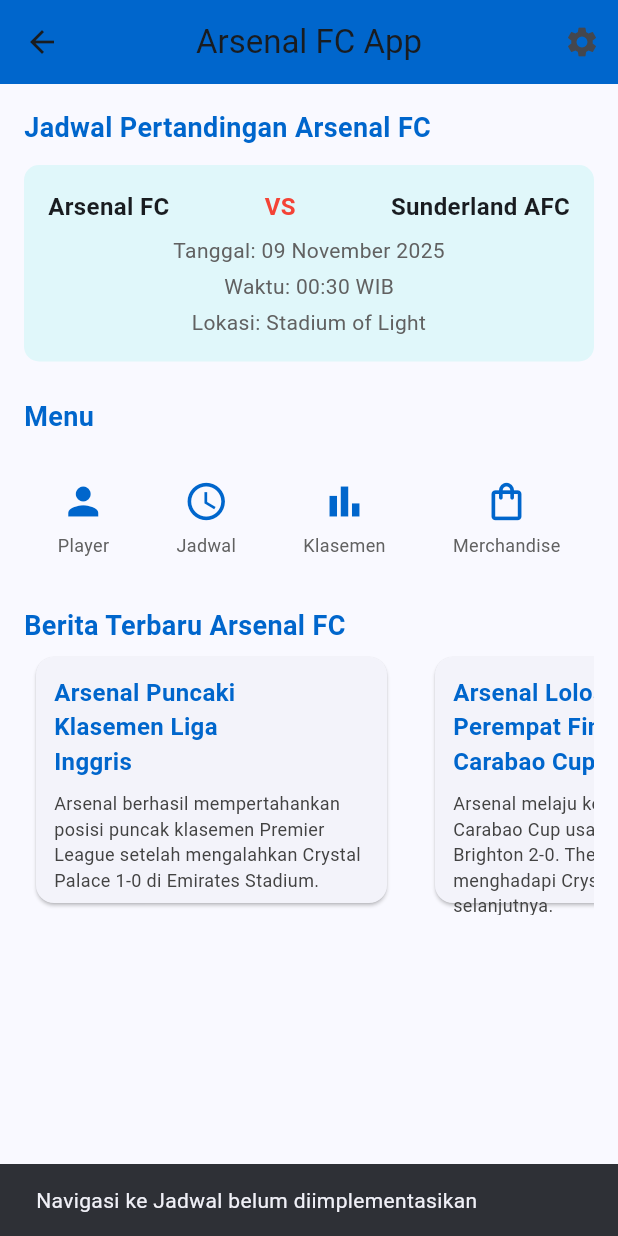
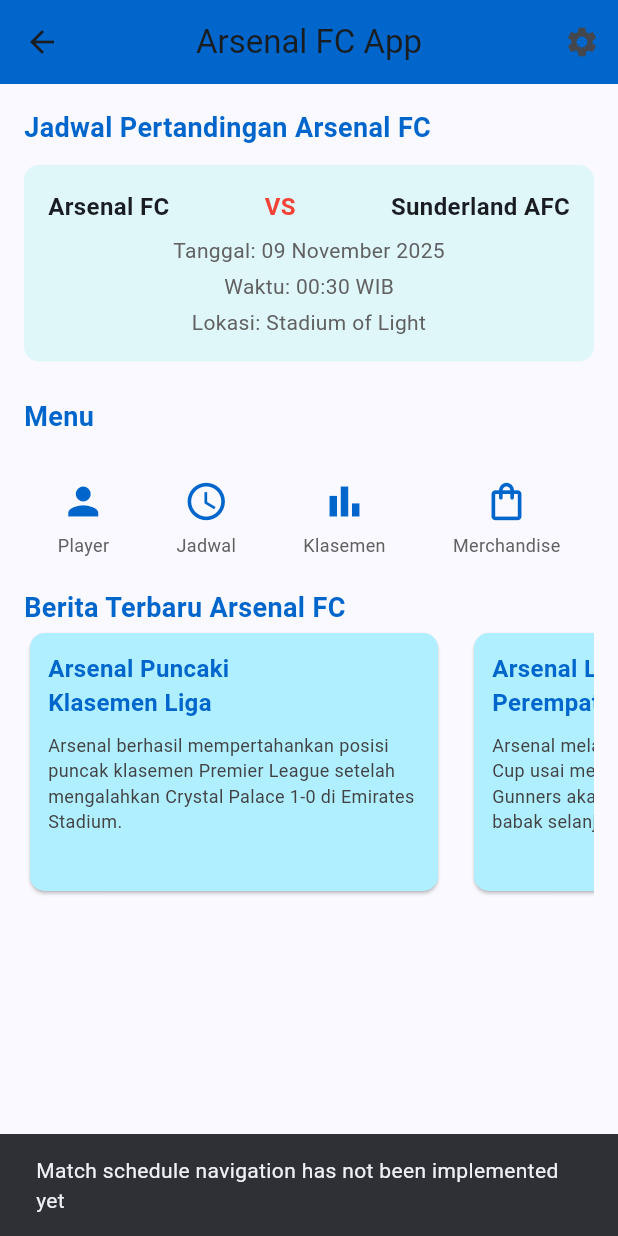
Before and after one commit to taworld-star/AplikasiBola_0040, a Flutter app: the screen it shows after launch, after a tap on "Jadwal", on a phone screen of 412 x 824 dp. Run offline on Flutter 3.47's test engine with Material 3 defaults, Android fonts, the light colour scheme and no system bars.

Commit message:
home page revisi

```diff
--- a/lib/home_page.dart
+++ b/lib/home_page.dart
@@ -32,35 +32,35 @@
   void _navigateToPlayer(BuildContext context) {
     // Navigator.pushNamed(context, '/player_list'); // Example route
     ScaffoldMessenger.of(context).showSnackBar(
-      const SnackBar(content: Text('Navigasi ke Player belum diimplementasikan')),
+      const SnackBar(content: Text('Player navigation has not been implemented yet')),
     );
   }
 
   void _navigateToJadwal(BuildContext context) {
     // Navigator.pushNamed(context, '/jadwal'); // Example route
     ScaffoldMessenger.of(context).showSnackBar(
-      const SnackBar(content: Text('Navigasi ke Jadwal belum diimplementasikan')),
+      const SnackBar(content: Text('Match schedule navigation has not been implemented yet')),
     );
   }
 
   void _navigateToKlasemen(BuildContext context) {
     // Navigator.pushNamed(context, '/klasemen'); // Example route
     ScaffoldMessenger.of(context).showSnackBar(
-      const SnackBar(content: Text('Navigasi ke Klasemen belum diimplementasikan')),
+      const SnackBar(content: Text('League standings navigation has not been implemented yet')),
     );
   }
 
   void _navigateToMerchandise(BuildContext context) {
     // Navigator.pushNamed(context, '/merchandise'); // Example route
     ScaffoldMessenger.of(context).showSnackBar(
-      const SnackBar(content: Text('Navigasi ke Merchandise belum diimplementasikan')),
+      const SnackBar(content: Text('Merchandise navigation has not been implemented yet')),
     );
   }
 
   void _navigateToSettings(BuildContext context) {
     // Navigator.pushNamed(context, '/settings'); // Example route
     ScaffoldMessenger.of(context).showSnackBar(
-      const SnackBar(content: Text('Navigasi ke Pengaturan belum diimplementasikan')),
+      const SnackBar(content: Text('Settings navigation has not been implemented yet')),
     );
   }
 
@@ -69,7 +69,7 @@
     return Scaffold(
       appBar: AppBar(
         title: const Text('Arsenal FC App'), // Matches the image
-        backgroundColor: Theme.of(context).primaryColor, // Uses the theme's primary color
+        backgroundColor: Theme.of(context).primaryColor, // Use the theme's primary color
         centerTitle: true, // Centers the title
         actions: [
           // Gear icon for settings
@@ -167,7 +167,7 @@
                 _buildMenuItem(context, Icons.shopping_bag_outlined, 'Merchandise', _navigateToMerchandise),
               ],
             ),
-            const SizedBox(height: 24),
+            const SizedBox(height: 12),
 
             // --- Berita Terbaru Section ---
             Text(
@@ -189,7 +189,7 @@
                       right: index == newsItems.length - 1 ? 0 : 16,
                     ),
                     child: SizedBox(
-                      width: 250,
+                      width: 280,
                       child: _buildNewsCard(
                         context,
                         newsItems[index]['title']!,
@@ -200,7 +200,7 @@
                 },
               ),
             ),
-            SizedBox(),
+            const SizedBox(height: 50),
           ],
         ),
       ),
@@ -229,7 +229,11 @@
   // Helper widget for news cards
   Widget _buildNewsCard(BuildContext context, String title, String content) {
     return Card(
-      margin: const EdgeInsets.all(8.0),
+     // margin: const EdgeInsets.all(8.0),
+     shape: RoundedRectangleBorder(
+        borderRadius: BorderRadius.circular(10.0),
+      ),
+      color: const Color.fromARGB(255, 176, 239, 255), // Light grey background for news cards
       child: Padding(
         padding: const EdgeInsets.all(12.0),
         child: Column(
@@ -242,13 +246,16 @@
                 fontWeight: FontWeight.bold,
                 color: Theme.of(context).primaryColor,
               ),
+              maxLines: 2,
+              overflow: TextOverflow.ellipsis,
             ),
             const SizedBox(height: 8),
-            Text(
-              content,
-              style: TextStyle(fontSize: 12, color: Colors.grey[800]),
+            Expanded(
+              child: Text(
+                content,
+                style: TextStyle(fontSize: 12, color: Colors.grey[800]),
+              ),
             ),
-            // You could add an image here if the news had one
           ],
         ),
       ),
```
Also changed, not shown: lib/addplayer_page.dart (added, +25 -0 lines).
